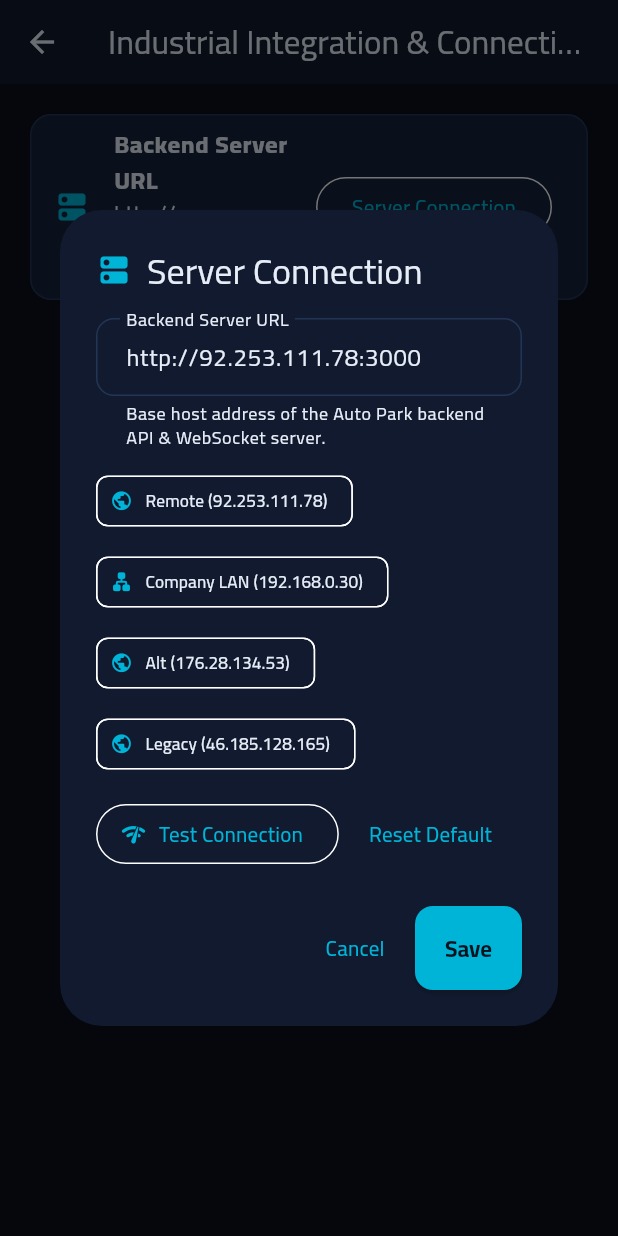
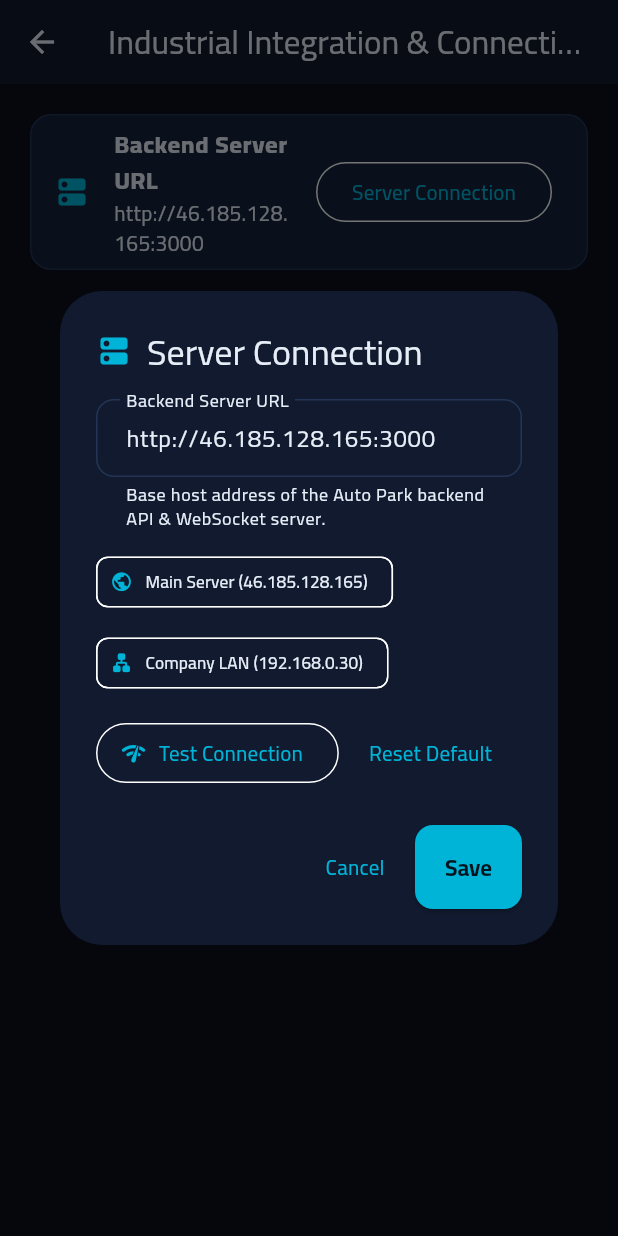
Before and after one commit to mohsafadi83-cell/AutoPark, a Flutter app: the IndustrialConfigScreen screen opened directly, after a tap on "Server Connection", on a phone screen of 412 x 824 dp. Run offline on Flutter 3.47's test engine with Material 3 defaults, Android fonts, the phone set to English and light mode, and no system bars; our stand-ins replace connectivity_plus, dio, flutter_local_notifications, flutter_riverpod, flutter_secure_storage, local_auth and 3 more; accounts and stored records are empty; network calls fail.

Commit message:
fix(mobile): revert default server URL to main server 46.185.128.165:3000 (v2.1.2+9)

```diff
--- a/mobile/lib/core/config/app_config.dart
+++ b/mobile/lib/core/config/app_config.dart
@@ -34,18 +34,16 @@ class AppConfig {
       return 'http://localhost:3000';
     }
     if (defaultTargetPlatform == TargetPlatform.android) {
-      return 'http://92.253.111.78:3000';
+      return 'http://46.185.128.165:3000';
     }
-    return 'http://92.253.111.78:3000';
+    return 'http://46.185.128.165:3000';
   }
 
-  /// Ordered fallback hosts automatically probed when login hits a network/timeout error
-  /// (covers company LAN Wi-Fi and rotated public IPs seamlessly).
+  /// Ordered fallback hosts probed when login hits a network/timeout error
+  /// (primary company server 46.185.128.165 + internal LAN 192.168.0.30).
   static const List<String> fallbackHosts = <String>[
-    'http://92.253.111.78:3000',
+    'http://46.185.128.165:3000',
     'http://192.168.0.30:3000',
-    'http://176.28.134.53:3000',
-    'http://46.185.128.165:3000',
   ];
 
   /// The compile-time default host (dart-define or platform default).
--- a/mobile/lib/core/providers/app_providers.dart
+++ b/mobile/lib/core/providers/app_providers.dart
@@ -22,7 +22,7 @@ class AppState {
     this.isBootstrapping = true,
     this.locale = const Locale('en'),
     this.themeMode = ThemeMode.dark,
-    this.serverHost = 'http://92.253.111.78:3000',
+    this.serverHost = 'http://46.185.128.165:3000',
     this.deviceId = '',
     this.deviceMac = '',
     this.user,
--- a/mobile/lib/features/auth/server_url_dialog.dart
+++ b/mobile/lib/features/auth/server_url_dialog.dart
@@ -108,9 +108,9 @@ class _ServerUrlDialogState extends ConsumerState<ServerUrlDialog> {
               children: [
                 ActionChip(
                   avatar: const Icon(Icons.public_rounded, size: 15),
-                  label: const Text('Remote (92.253.111.78)', style: TextStyle(fontSize: 11.5)),
+                  label: const Text('Main Server (46.185.128.165)', style: TextStyle(fontSize: 11.5)),
                   onPressed: () {
-                    _ctrl.text = 'http://92.253.111.78:3000';
+                    _ctrl.text = 'http://46.185.128.165:3000';
                     _testConnection(l10n);
                   },
                 ),
@@ -119,22 +119,6 @@ class _ServerUrlDialogState extends ConsumerState<ServerUrlDialog> {
                   label: const Text('Company LAN (192.168.0.30)', style: TextStyle(fontSize: 11.5)),
                   onPressed: () {
                     _ctrl.text = 'http://192.168.0.30:3000';
-                    _testConnection(l10n);
-                  },
-                ),
-                ActionChip(
-                  avatar: const Icon(Icons.public_rounded, size: 15),
-                  label: const Text('Alt (176.28.134.53)', style: TextStyle(fontSize: 11.5)),
-                  onPressed: () {
-                    _ctrl.text = 'http://176.28.134.53:3000';
-                    _testConnection(l10n);
-                  },
-                ),
-                ActionChip(
-                  avatar: const Icon(Icons.public_rounded, size: 15),
-                  label: const Text('Legacy (46.185.128.165)', style: TextStyle(fontSize: 11.5)),
-                  onPressed: () {
-                    _ctrl.text = 'http://46.185.128.165:3000';
                     _testConnection(l10n);
                   },
                 ),
--- a/mobile/pubspec.yaml
+++ b/mobile/pubspec.yaml
@@ -1,7 +1,7 @@
 name: auto_park
 description: "Auto Park — industrial automated car parking mobile client (Android + iOS)."
 publish_to: 'none'
-version: 2.1.1+8
+version: 2.1.2+9
 
 environment:
   sdk: '>=3.5.0 <4.0.0'
```
Also changed, not shown: 1 other file.
